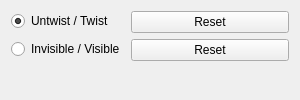
1A-OneAngstrom/Adenita, file AdenitaCoreSE/form/SEDNATwisterEditorGUI.ui: the form before one commit.
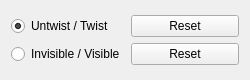
The form after the commit.

```diff
--- a/AdenitaCoreSE/form/SEDNATwisterEditorGUI.ui
+++ b/AdenitaCoreSE/form/SEDNATwisterEditorGUI.ui
@@ -6,14 +6,14 @@
    <rect>
     <x>0</x>
     <y>0</y>
-    <width>300</width>
-    <height>100</height>
+    <width>250</width>
+    <height>80</height>
    </rect>
   </property>
   <property name="minimumSize">
    <size>
-    <width>300</width>
-    <height>100</height>
+    <width>200</width>
+    <height>80</height>
    </size>
   </property>
   <property name="windowTitle">
@@ -21,7 +21,7 @@
   </property>
   <layout class="QVBoxLayout" name="verticalLayout">
    <item>
-    <layout class="QFormLayout" name="formLayout">
+    <layout class="QGridLayout" name="gridLayout">
      <item row="0" column="0">
       <widget class="QRadioButton" name="rdbUntwist">
        <property name="text">
```
